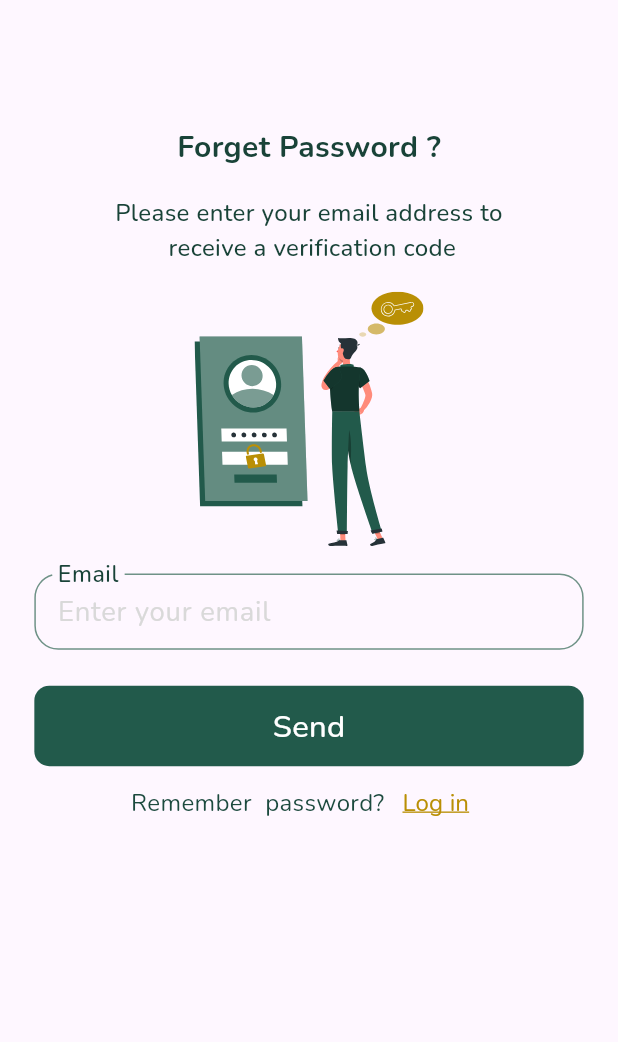
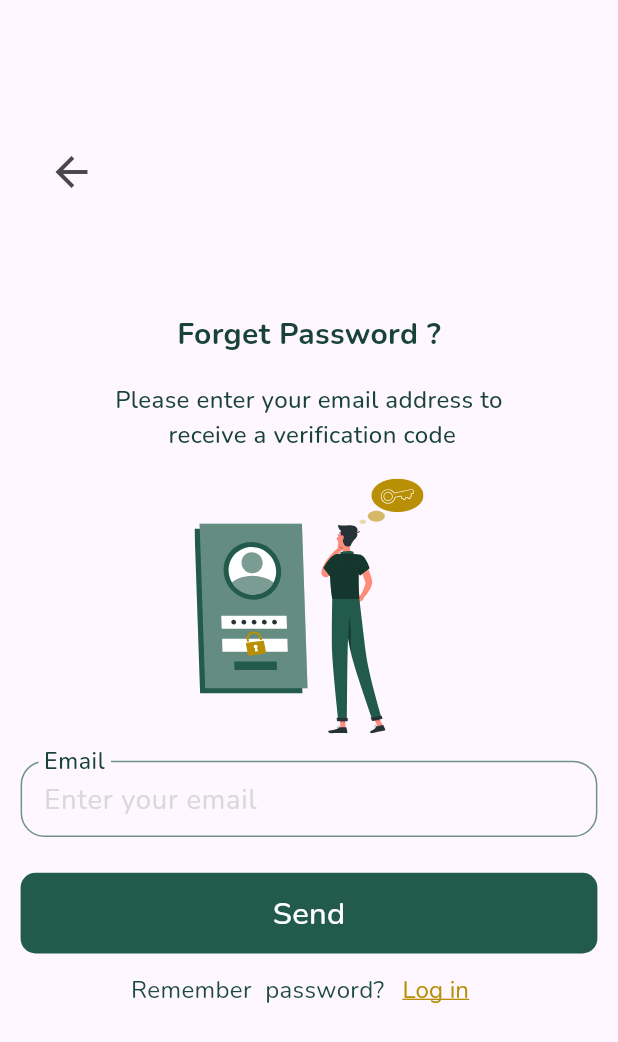
Before and after one commit to Mariamibrahim88/GraceCycle, a Flutter app: the FirstForgetPassViewBody widget shown alone on an empty page, opened directly, on a phone screen of 412 x 824 dp. Shown: the top 1042 px of the screen. Run offline on Flutter 3.47's test engine with Material 3 defaults, Android fonts, the phone set to English and light mode, and no system bars; our stand-ins replace dartz, dio, dotted_line, firebase_auth, firebase_core, flutter_bloc and 10 more; accounts and stored records are empty.

Commit message:
fix app bar and make state for each request in forget password cubit

```diff
--- a/lib/core/database/remote/dio_consumer.dart
+++ b/lib/core/database/remote/dio_consumer.dart
@@ -107,6 +107,8 @@ handleDioException(e) {
 
         case 409: //conflict
           throw ConflictException(ErrorModel.fromJson(e.response!.data));
+        case 500:
+          throw CancleExeption('Internal Server Error' as ErrorModel);
         case 504:
           throw BadRequestException(ErrorModel.fromJson(e.response!.data));
 
--- a/lib/core/widgets/custom_app_bar.dart
+++ b/lib/core/widgets/custom_app_bar.dart
@@ -3,25 +3,34 @@ import 'package:flutter/material.dart';
 class CustomAppBar extends StatelessWidget implements PreferredSizeWidget {
   const CustomAppBar({
     super.key,
-    this.padding = const EdgeInsets.only(top: 45.0, left: 2.0),
+    //this.padding = const EdgeInsets.only(top: 45.0, left: 2.0),
     required this.onPressed,
   });
   final void Function()? onPressed;
-  final EdgeInsetsGeometry padding;
+  // final EdgeInsetsGeometry padding;
 
   @override
   Widget build(BuildContext context) {
-    return AppBar(
-      clipBehavior: Clip.none,
-      elevation: 0,
-      backgroundColor: Colors.transparent,
-      leading: IconButton(
+    return Align(
+      alignment: Alignment.topLeft,
+      child: IconButton(
         onPressed: onPressed,
-          padding: const EdgeInsets.all(0),
+        padding: const EdgeInsets.all(18),
         iconSize: 32,
         icon: const Icon(
           Icons.arrow_back_outlined,
-          )),
+        ),
+        // return AppBar(
+        //   clipBehavior: Clip.none,
+        //   elevation: 0,
+        //   backgroundColor: Colors.transparent,
+        //   leading: IconButton(
+        //       onPressed: onPressed,
+        //       // padding: const EdgeInsets.all(0),
+        //       iconSize: 32,
+        //       icon: const Icon(
+        //         Icons.arrow_back_outlined,
+        //       )),
         // Padding(
         //   padding: padding,
         //   child: GestureDetector(
@@ -31,6 +40,7 @@ class CustomAppBar extends StatelessWidget implements PreferredSizeWidget {
         //     ),
         //   ),
         // ),
+      ),
     );
   }
 
--- a/lib/features/Authentication/presentation/manager/forget_pass_cubit/forget_pass_state.dart
+++ b/lib/features/Authentication/presentation/manager/forget_pass_cubit/forget_pass_state.dart
@@ -13,3 +13,21 @@ final class ForgetPassFailedState extends ForgetPassState {
   final String message;
   ForgetPassFailedState({required this.message});
 }
+
+final class VerifyCodeLoadingState extends ForgetPassState {}
+
+final class VerifyCodeSuccessState extends ForgetPassState {}
+
+final class VerifyCodeFailedState extends ForgetPassState {
+  final String message;
+  VerifyCodeFailedState({required this.message});
+}
+
+final class ResetPassLoadingState extends ForgetPassState {}
+
+final class ResetPassSuccessState extends ForgetPassState {}
+
+final class ResetPassFailedState extends ForgetPassState {
+  final String message;
+  ResetPassFailedState({required this.message});
+}
--- a/lib/features/Authentication/presentation/views/widgets/first_forget_pass_view_body.dart
+++ b/lib/features/Authentication/presentation/views/widgets/first_forget_pass_view_body.dart
@@ -8,6 +8,7 @@ import 'package:grace_cycle/core/utils/app_assets.dart';
 import 'package:grace_cycle/core/utils/app_colors.dart';
 import 'package:grace_cycle/core/utils/app_navigate.dart';
 import 'package:grace_cycle/core/utils/app_spacing.dart';
+import 'package:grace_cycle/core/widgets/custom_app_bar.dart';
 import 'package:grace_cycle/core/widgets/custom_loading.dart';
 import 'package:grace_cycle/core/widgets/custom_snack_bar.dart';
 import 'package:grace_cycle/features/Authentication/presentation/manager/forget_pass_cubit/forget_pass_cubit.dart';
@@ -23,13 +24,14 @@ class FirstForgetPassViewBody extends StatelessWidget {
   Widget build(BuildContext context) {
     final cubit = context.read<ForgetPassCubit>();
     final formFirstKey = GlobalKey<FormState>();
-    return Padding(
-      padding: EdgeInsets.symmetric(horizontal: 20.w, vertical: 70.h),
+    return Center(
+      child: Padding(
+        padding: EdgeInsets.symmetric(horizontal: 12.w, vertical: 10.h),
         child: BlocConsumer<ForgetPassCubit, ForgetPassState>(
           listener: (context, state) {
             if (state is ForgetPassSuccessState) {
-            showToast(message: 'Check your email', state: ToastStates.success);
-
+              showToast(
+                  message: 'Check your email', state: ToastStates.success);
               Navigator.push(
                 context,
                 MaterialPageRoute(
@@ -50,6 +52,10 @@ class FirstForgetPassViewBody extends StatelessWidget {
                 child: Column(
                   crossAxisAlignment: CrossAxisAlignment.center,
                   children: [
+                    CustomAppBar(onPressed: () {
+                      Navigator.pop(context);
+                    }),
+                    verticalSpace(50),
                     Text('Forget Password ?',
                         style: GoogleFonts.nunito(
                             fontSize: 20,
@@ -109,12 +115,14 @@ class FirstForgetPassViewBody extends StatelessWidget {
                         navigate(context: context, route: Routes.login);
                       },
                     ),
+                    verticalSpace(50),
                   ],
                 ),
               ),
             );
           },
         ),
+      ),
     );
   }
 }
--- a/lib/features/Authentication/presentation/views/widgets/signup_continue_body.dart
+++ b/lib/features/Authentication/presentation/views/widgets/signup_continue_body.dart
@@ -7,6 +7,7 @@ import 'package:grace_cycle/core/utils/app_assets.dart';
 import 'package:grace_cycle/core/utils/app_colors.dart';
 import 'package:grace_cycle/core/utils/app_navigate.dart';
 import 'package:grace_cycle/core/utils/app_spacing.dart';
+import 'package:grace_cycle/core/widgets/custom_app_bar.dart';
 import 'package:grace_cycle/core/widgets/custom_loading.dart';
 import 'package:grace_cycle/core/widgets/custom_snack_bar.dart';
 import 'package:grace_cycle/features/Authentication/presentation/manager/register_cubit/register_cubit.dart';
@@ -42,6 +43,9 @@ class SignupContinueBody extends StatelessWidget {
                 key: context.read<RegisterCubit>().formTwoKey,
                 child: Column(
                   children: [
+                    CustomAppBar(onPressed: () {
+                      Navigator.pop(context);
+                    }),
                     Text(
                       'Sign Up',
                       style: GoogleFonts.nunito(
--- a/lib/features/Authentication/presentation/views/widgets/signup_view_body.dart
+++ b/lib/features/Authentication/presentation/views/widgets/signup_view_body.dart
@@ -7,6 +7,7 @@ import 'package:grace_cycle/core/utils/app_assets.dart';
 import 'package:grace_cycle/core/utils/app_colors.dart';
 import 'package:grace_cycle/core/utils/app_navigate.dart';
 import 'package:grace_cycle/core/utils/app_spacing.dart';
+import 'package:grace_cycle/core/widgets/custom_app_bar.dart';
 import 'package:grace_cycle/features/Authentication/presentation/manager/register_cubit/register_cubit.dart';
 import 'package:grace_cycle/features/Authentication/presentation/manager/register_cubit/register_state.dart';
 import 'package:grace_cycle/features/Authentication/presentation/views/signup_continue_view.dart';
@@ -30,6 +31,9 @@ class SignupViewBody extends StatelessWidget {
                 key: context.read<RegisterCubit>().formKey,
                 child: Column(
                   children: [
+                    CustomAppBar(onPressed: () {
+                      Navigator.pop(context);
+                    }),
                     Text('Sign Up',
                         style: GoogleFonts.nunito(
                             fontSize: 20.sp,
```
Also changed, not shown: lib/core/widgets/custom_safe_area.dart (+21 -13 lines), lib/features/Authentication/presentation/manager/forget_pass_cubit/forget_pass_cubit.dart (+6 -6 lines), lib/features/Authentication/presentation/views/widgets/login_view_body.dart (+14 -9 lines), lib/features/Authentication/presentation/views/widgets/set_new_pass_view_body.dart (+18 -6 lines), lib/features/Authentication/presentation/views/widgets/succ_set_new_pass_view_body.dart (+6 -3 lines), lib/features/Authentication/presentation/views/widgets/verify_your_email_view_body.dart (+18 -12 lines). Lines whose indentation alone changed are shown as unchanged.
